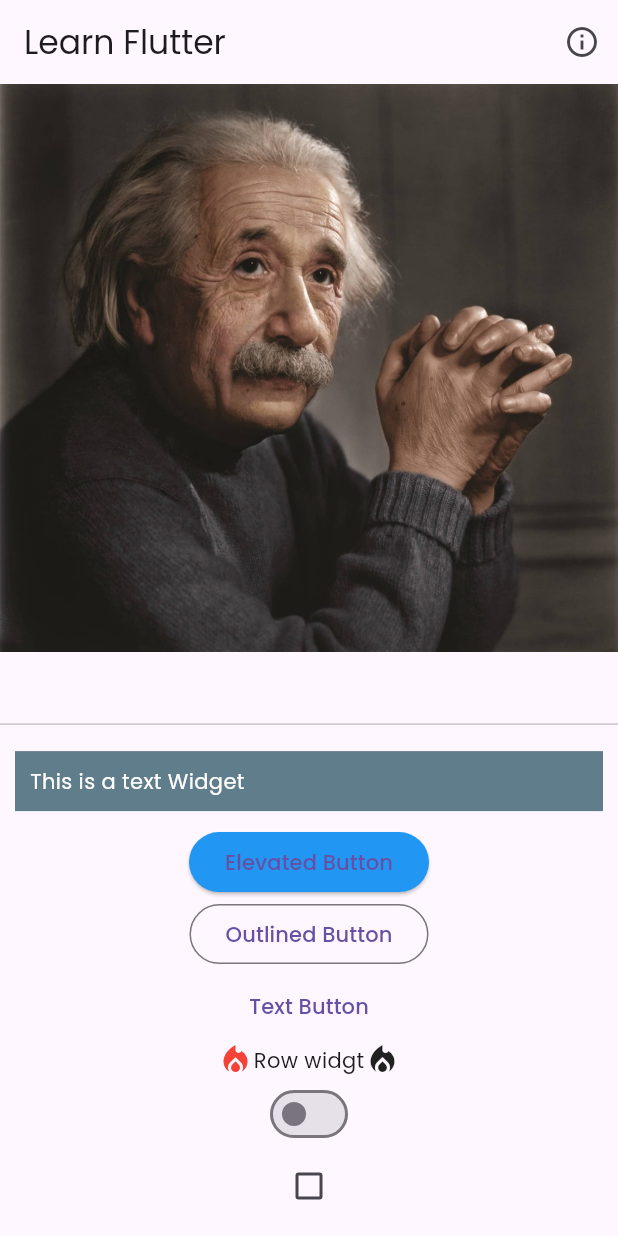
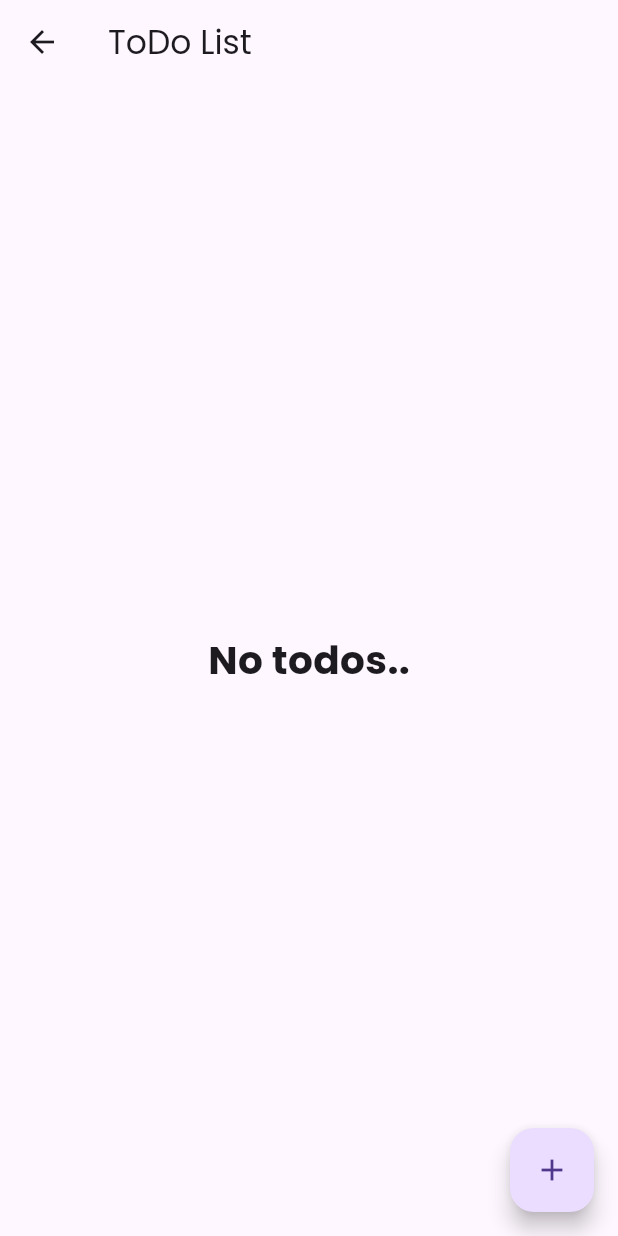
Before and after one commit to KangPvP/MyMobileApp, a Flutter app: the LearnPage screen opened directly, after a tap on "Outlined Button", on a phone screen of 412 x 824 dp. Run offline on Flutter 3.47's test engine with Material 3 defaults, Android fonts, the phone set to English and light mode, and no system bars; our stand-ins replace country_picker, flutter_riverpod, flutter_svg, sqflite; missing offline and left inert: flutter_background_geolocation; accounts and stored records are empty.

Commit message:
End of the Tutoriel SQFLite

```diff
--- a/flutter_app_3/lib/database/database_service.dart
+++ b/flutter_app_3/lib/database/database_service.dart
@@ -1,3 +1,4 @@
+import 'package:flutter_app_3/database/todo_db.dart';
 import 'package:sqflite/sqflite.dart';
 import 'package:path/path.dart';
 
--- a/flutter_app_3/lib/database/todo_db.dart
+++ b/flutter_app_3/lib/database/todo_db.dart
@@ -37,7 +37,7 @@ class TodoDB {
     return Todo.fromSQfliteDatabase(todo.first);
   }
 
-  Future<int> upadate({required int id, String? title}) async {
+  Future<int> update({required int id, String? title}) async {
     final database = await DatabaseService().database;
     return await database.update(
       tableName,
--- a/flutter_app_3/lib/pages/learnpage.dart
+++ b/flutter_app_3/lib/pages/learnpage.dart
@@ -2,6 +2,7 @@ import 'package:flutter/material.dart';
 import 'package:country_picker/country_picker.dart';
 import 'package:flutter_app_3/pages/mainpage.dart';
 import 'package:flutter_app_3/pages/mypage.dart';
+import 'package:flutter_app_3/pages/todopage.dart';
 import 'package:flutter_app_3/utils/country_code_pick.dart';
 import 'package:flutter_background_geolocation/flutter_background_geolocation.dart' as bg;
 
@@ -117,6 +118,10 @@ class _LearnPageState extends State<LearnPage> {
               OutlinedButton(
                   onPressed: () {
                     debugPrint('Outlined Button');
+                    Navigator.push(
+                      context,
+                      MaterialPageRoute(builder: (context) => const TodoPage()),
+                    );
                   },
                   child: const Text('Outlined Button')),
               TextButton(
--- a/flutter_app_3/lib/pages/todopage.dart
+++ b/flutter_app_3/lib/pages/todopage.dart
@@ -0,0 +1,113 @@
+import 'package:flutter/material.dart';
+import 'package:flutter_app_3/database/todo_db.dart';
+import 'package:flutter_app_3/models/todo.dart';
+import 'package:flutter_app_3/widget/create_todo_widget.dart';
+import 'package:intl/intl.dart';
+
+class TodoPage extends StatefulWidget {
+  const TodoPage({super.key});
+  @override
+  State<TodoPage> createState() => _TodoPageState();
+
+}
+
+class _TodoPageState extends State<TodoPage> {
+  Future<List<Todo>>? futureTodo;
+  final todoDB = TodoDB();
+
+  @override
+  void initState() {
+    super.initState();
+    fetchTodos();
+  }
+
+  void fetchTodos() {
+    setState(() {
+      futureTodo = todoDB.fetchAll();
+    });
+  }
+
+  @override
+  Widget build(BuildContext context) {
+    return Scaffold(
+      appBar: AppBar(
+        title: const Text('ToDo List'),
+      ),
+      body: FutureBuilder<List<Todo>>(
+        future: futureTodo,
+        builder: (context, snapshot) {
+          if (snapshot.connectionState == ConnectionState.waiting) {
+            return const Center(child: CircularProgressIndicator());
+          } else {
+            final todos = snapshot.data!;
+            if(todos.isEmpty){
+              return const Center(
+                child: Text(
+                  'No todos..',
+                  style: TextStyle(
+                    fontWeight: FontWeight.bold,
+                    fontSize: 26
+                  )
+                ),
+              );
+            } else {
+              return ListView.separated(
+              itemBuilder: (context, index){
+                final todo = todos[index];
+                final subtitle = DateFormat('yyy/MM/dd').format(DateTime.parse(todo.updatedAt ?? todo.createdAt));
+                return ListTile(
+                  title: Text(
+                    todo.title,
+                    style: const TextStyle(fontWeight: FontWeight.bold),
+                  ),
+                  subtitle: Text(subtitle),
+                  trailing: IconButton(
+                    onPressed: () async {
+                      await todoDB.delete(todo.id);
+                      fetchTodos();
+                    },
+                    icon: const Icon(Icons.delete, color: Colors.red),
+                  ),
+                  onTap: () {
+                    showDialog(
+                      context: context,
+                      builder: (context) => CreateTodoWidget(
+                        todo: todo,
+                        onSubmit: (title) async {
+                          await todoDB.update(id: todo.id, title: title);
+                          fetchTodos();
+                          if (!mounted) return;
+                          Navigator.of(context).pop();
+                        }
+                      )
+                    );
+                  },
+                );
+              },
+              separatorBuilder: (context, index) => const SizedBox(height: 12),
+              itemCount: todos.length,
+            );
+          }
+        }
+      }),
+      floatingActionButton: FloatingActionButton(
+        child: const Icon(Icons.add),
+        onPressed: () {
+          showDialog(
+            context: context,
+            builder: (_) => CreateTodoWidget(
+              onSubmit: (title) async {
+                await todoDB.create(title: title);
+                if (!mounted) return;
+                fetchTodos();
+                Navigator.of(context).pop();
+              }
+            ),
+          );
+        }
+      ),
+    );
+  }
+}
+
+//https://www.youtube.com/watch?v=9kbt4SBKhm0
```
